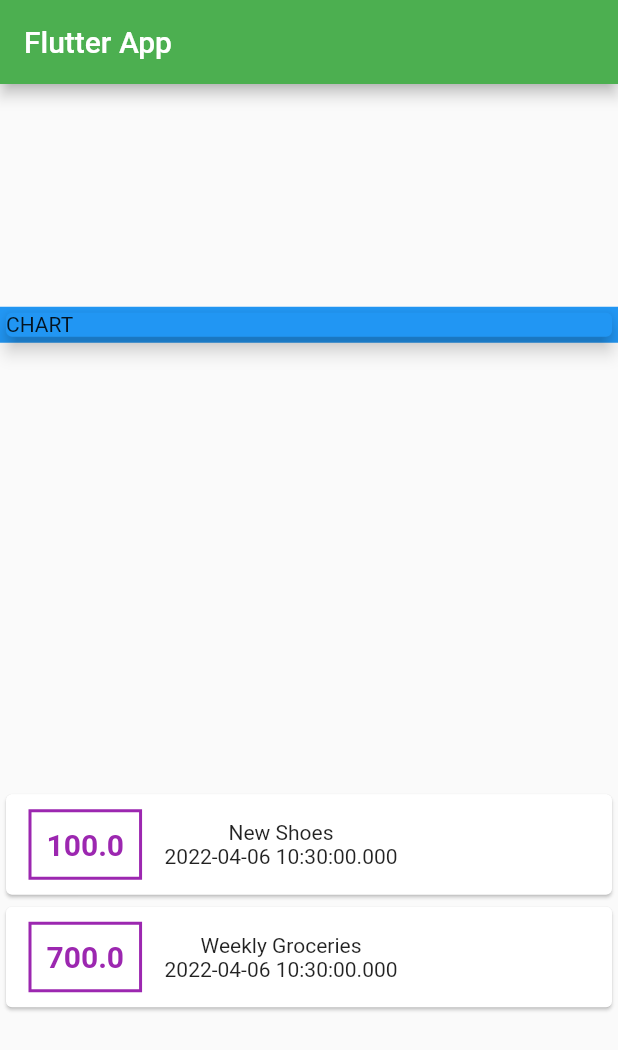
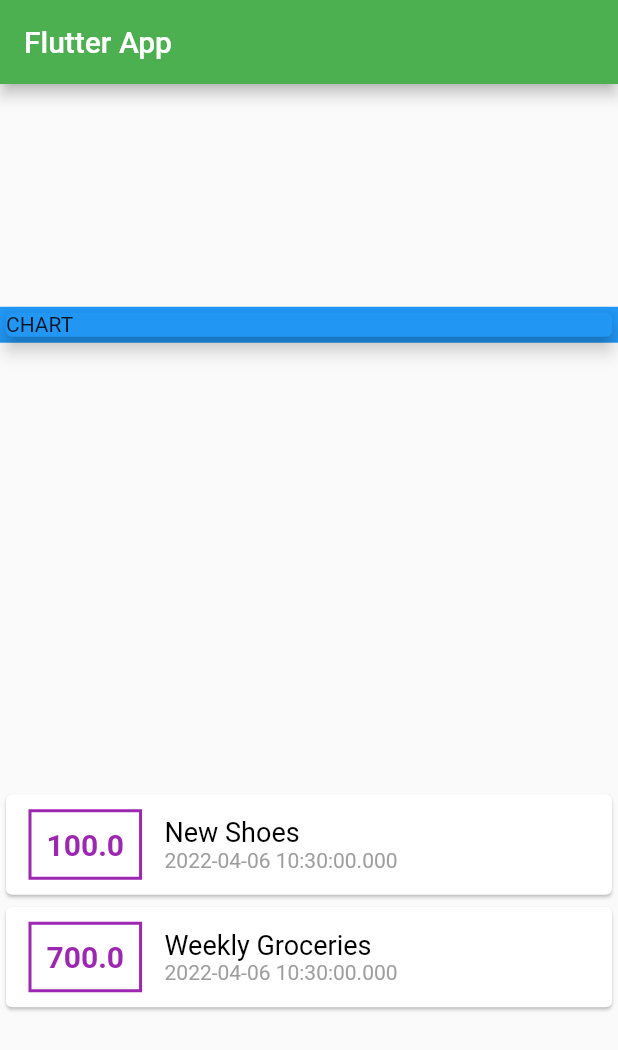
Before and after one commit to andykwesi/project_one, a Flutter app: the screen it shows after launch, on a phone screen of 412 x 824 dp. Shown: the top 1050 px of the screen. Run offline on Flutter 3.47's test engine with Material 2 defaults, Android fonts, the phone set to English and light mode, and no system bars.

Commit message:
Text alignment fixed

```diff
--- a/lib/Homepage.dart
+++ b/lib/Homepage.dart
@@ -69,11 +69,31 @@ class _MyHomePageState extends State<MyHomePage> {
                       ),
                     ),
                     Column(
+                      crossAxisAlignment: CrossAxisAlignment.start,
                       children: [
-                        Text(tx.title),Text(tx.date.toString()
-                        ),
+                        Text(tx.title.toString(),
+                            style: TextStyle(
+                              color: Colors.black,
+                              fontSize: 18,
+                            )),
+                        Text(
+                          tx.date.toString(),
+                          style: TextStyle(
+                            color: Colors.grey,
+                          ),
+                        )
                       ],
                     )
+
+                    // Column(
+                    //   children: [
+                    //     Text(tx.date.toString(),
+                    //     style: TextStyle(
+                    //       color: Colors.grey,
+                    //     ) ,
+                    //     ),
+                    //   ],
+                    // ),
                   ],
                 ),
               );
```
